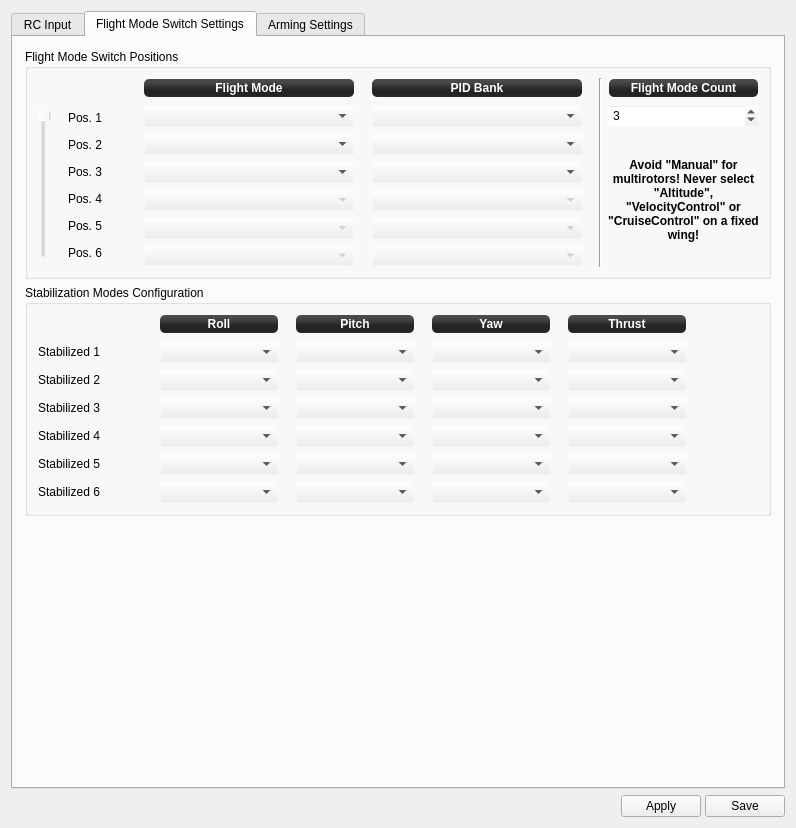
Old version of the form ground/openpilotgcs/src/plugins/config/input.ui in the repository openpilot/OpenPilot.
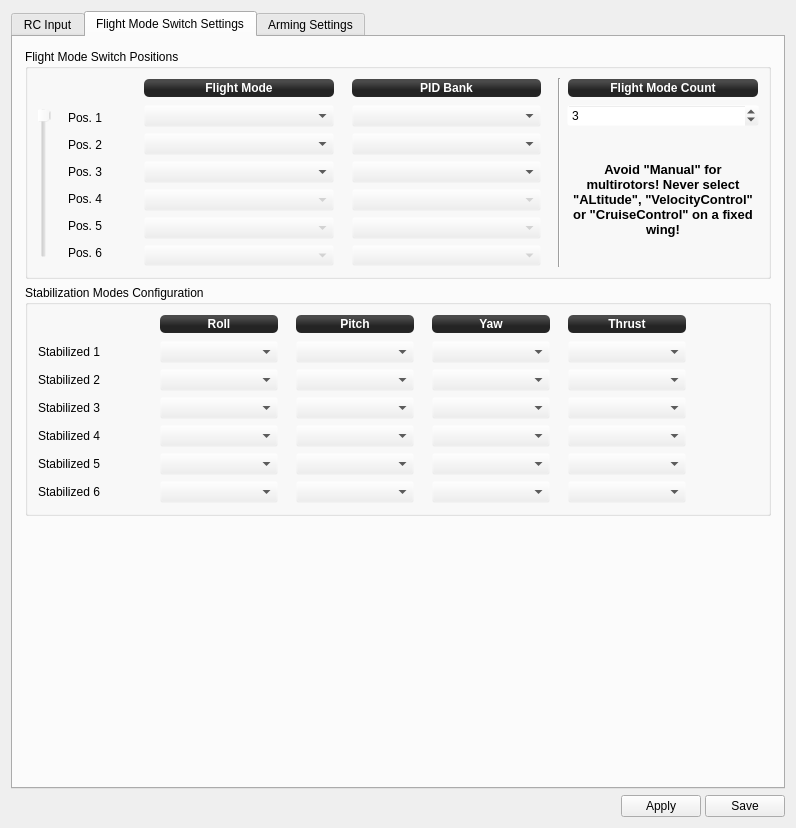
New version of the form. The open tabs and pages were chosen to show the change. Icons and pictures are not drawn.

Commit message: OP-1323 GCS label font tweaks

The edit to the form file:
```diff
--- a/ground/openpilotgcs/src/plugins/config/input.ui
+++ b/ground/openpilotgcs/src/plugins/config/input.ui
@@ -546,8 +546,8 @@
            <rect>
             <x>0</x>
             <y>0</y>
-            <width>772</width>
-            <height>751</height>
+            <width>774</width>
+            <height>748</height>
            </rect>
           </property>
           <layout class="QGridLayout" name="gridLayout_7" rowstretch="1,0,0,0">
@@ -1228,8 +1228,8 @@
                  <string notr="true">background-color: qlineargradient(spread:reflect, x1:0.507, y1:0, x2:0.507, y2:0.772, stop:0.208955 rgba(74, 74, 74, 255), stop:0.78607 rgba(36, 36, 36, 255));
 color: rgb(255, 255, 255);
 border-radius: 5;
-font: bold 12px;
-margin:1px;</string>
+margin:1px;
+font:bold;</string>
                 </property>
                 <property name="text">
                  <string>PID Bank</string>
@@ -1243,7 +1243,7 @@
                <widget class="QLabel" name="label_16">
                 <property name="minimumSize">
                  <size>
-                  <width>132</width>
+                  <width>138</width>
                   <height>20</height>
                  </size>
                 </property>
@@ -1257,8 +1257,8 @@
                  <string notr="true">background-color: qlineargradient(spread:reflect, x1:0.507, y1:0, x2:0.507, y2:0.772, stop:0.208955 rgba(74, 74, 74, 255), stop:0.78607 rgba(36, 36, 36, 255));
 color: rgb(255, 255, 255);
 border-radius: 5;
-font: bold 12px;
-margin:1px;</string>
+margin:1px;
+font:bold;</string>
                 </property>
                 <property name="text">
                  <string>Flight Mode Count</string>
@@ -1270,12 +1270,6 @@
               </item>
               <item row="1" column="10">
                <widget class="QSpinBox" name="fmsPosNum">
-                <property name="maximumSize">
-                 <size>
-                  <width>151</width>
-                  <height>16777215</height>
-                 </size>
-                </property>
                 <property name="toolTip">
                  <string>Number of positions your FlightMode switch has.
 
@@ -1307,12 +1301,13 @@
                 </property>
                 <property name="font">
                  <font>
+                  <pointsize>10</pointsize>
                   <weight>75</weight>
                   <bold>true</bold>
                  </font>
                 </property>
                 <property name="text">
-                 <string>Avoid &quot;Manual&quot; for multirotors! Never select &quot;Altitude&quot;, &quot;VelocityControl&quot; or &quot;CruiseControl&quot; on a fixed wing!</string>
+                 <string>&lt;html&gt;&lt;head/&gt;&lt;body&gt;&lt;p&gt;Avoid &amp;quot;Manual&amp;quot; for multirotors! Never select &amp;quot;ALtitude&amp;quot;, &amp;quot;VelocityControl&amp;quot; or &amp;quot;CruiseControl&amp;quot; on a fixed wing!&lt;/p&gt;&lt;/body&gt;&lt;/html&gt;</string>
                 </property>
                 <property name="alignment">
                  <set>Qt::AlignCenter</set>
@@ -1395,8 +1390,8 @@
                  <string notr="true">background-color: qlineargradient(spread:reflect, x1:0.507, y1:0, x2:0.507, y2:0.772, stop:0.208955 rgba(74, 74, 74, 255), stop:0.78607 rgba(36, 36, 36, 255));
 color: rgb(255, 255, 255);
 border-radius: 5;
-font: bold 12px;
-margin:1px;</string>
+margin:1px;
+font:bold;</string>
                 </property>
                 <property name="text">
                  <string>Flight Mode</string>
```
Left out of the diff: 24 changed lines with no effect on the pictures. The commit also changes 5 other files.
